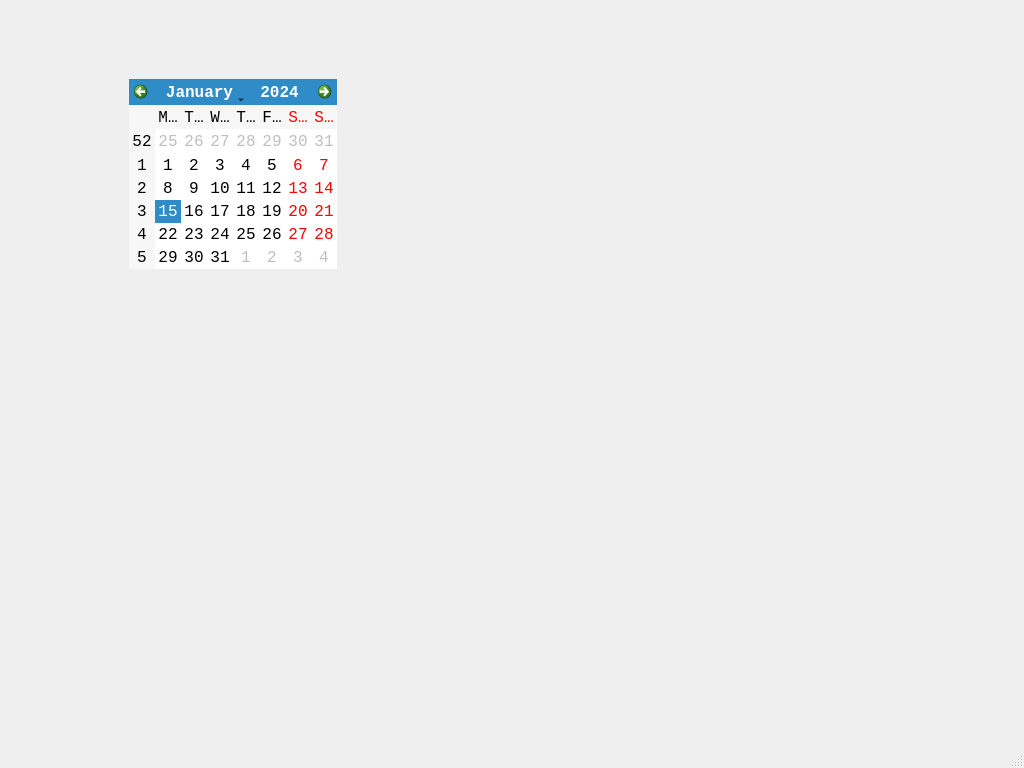
This is src/guiMode/MainWindow.ui in Flk427/clonehunter as Qt 5 draws it before an edit. The edited form follows.
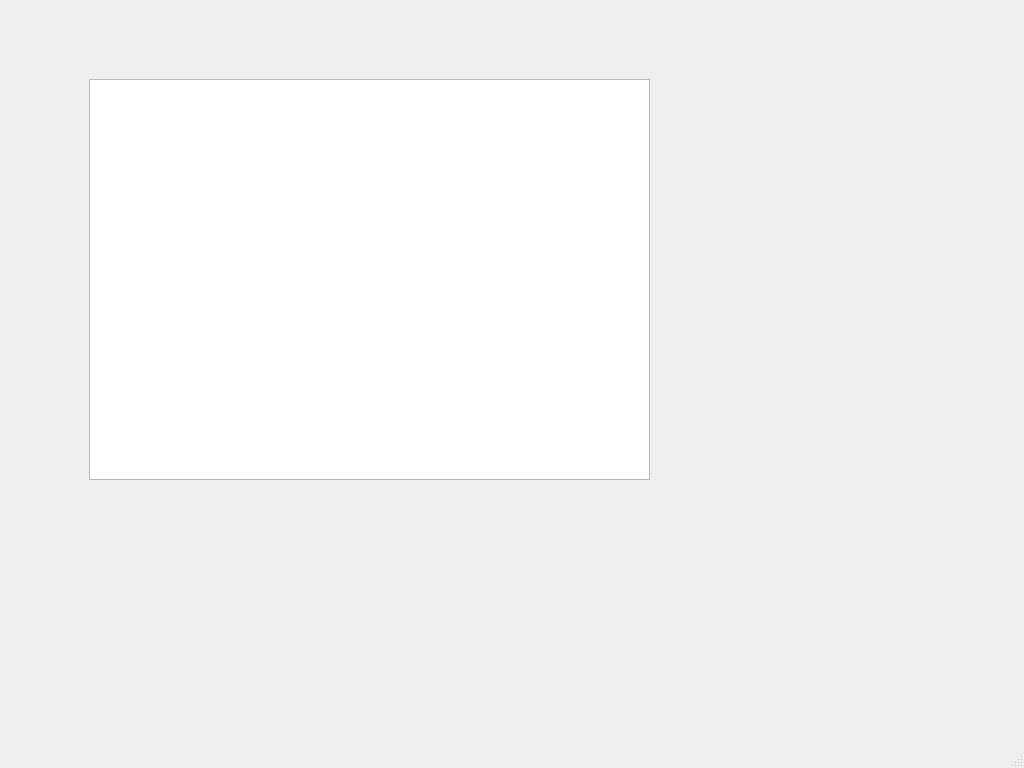
This is the edited form. The open tabs and pages were chosen to show the change. Custom widgets are drawn as their Qt base class.

Commit message: duplicates list model/view

```diff
--- a/src/guiMode/MainWindow.ui
+++ b/src/guiMode/MainWindow.ui
@@ -98,13 +98,13 @@
        </layout>
       </widget>
       <widget class="QWidget" name="page_2">
-       <widget class="QCalendarWidget" name="calendarWidget">
+       <widget class="FilesDecisionListView" name="treeView">
         <property name="geometry">
          <rect>
-          <x>120</x>
+          <x>80</x>
           <y>70</y>
-          <width>208</width>
-          <height>190</height>
+          <width>561</width>
+          <height>401</height>
          </rect>
         </property>
        </widget>
@@ -132,6 +132,11 @@
    <header>ui/DirectoriesListWidget/DirectoriesListWidget.h</header>
    <container>1</container>
   </customwidget>
+  <customwidget>
+   <class>FilesDecisionListView</class>
+   <extends>QTreeView</extends>
+   <header>ui/FilesDecisionListView/FilesDecisionListView.h</header>
+  </customwidget>
  </customwidgets>
  <resources/>
  <connections/>
```
Left out of the diff: 2 changed lines with no effect on the pictures. The commit also changes 13 other files.
